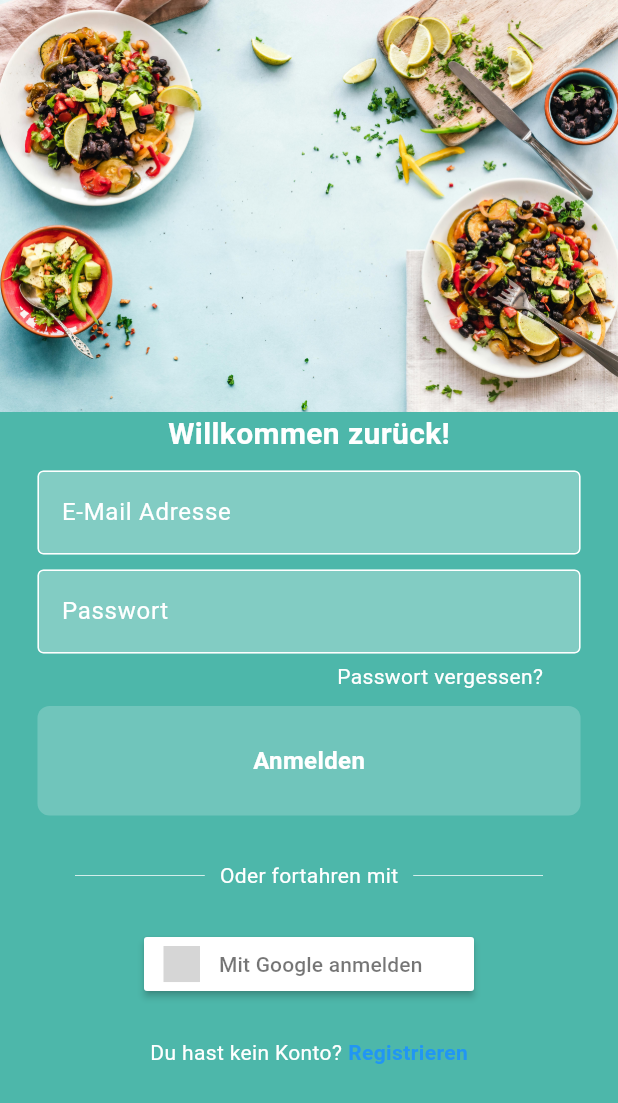
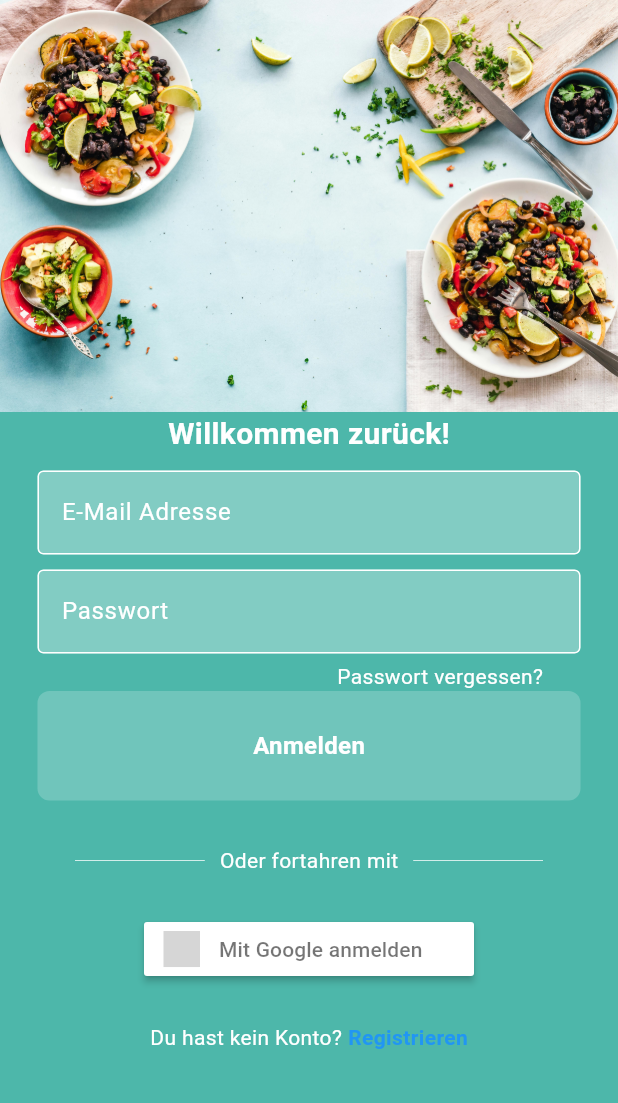
Before and after one commit to rhaeckl/cookbook, a Flutter app: the screen it shows after launch, on a phone screen of 412 x 824 dp. Shown: the top 1103 px of the screen. Run offline on Flutter 3.47's test engine with Material 3 defaults, Android fonts, the phone set to English and light mode, and no system bars; our stand-ins replace firebase_auth, firebase_core, flutter_signin_button; accounts and stored records are empty; generated files the repository leaves out were written again; grey boxes are pictures that could not be loaded.

```diff
--- a/lib/components/button.dart
+++ b/lib/components/button.dart
@@ -8,7 +8,9 @@ class MyButton extends StatelessWidget {
 
   @override
   Widget build(BuildContext context) {
-    return Container(
+    return GestureDetector(
+      onTap: onTap,
+      child: Container(
         padding: const EdgeInsets.all(25),
         decoration: BoxDecoration(
             color: const Color(0xff70c5bb), borderRadius: BorderRadius.circular(8)),
@@ -19,6 +21,7 @@ class MyButton extends StatelessWidget {
                 color: Colors.white, fontWeight: FontWeight.bold, fontSize: 16),
           ),
         ),
+      ),
     );
   }
 }
--- a/lib/main.dart
+++ b/lib/main.dart
@@ -1,8 +1,15 @@
 import 'package:cookbook/models/login_image.dart';
+import 'package:cookbook/screens/auth_screen.dart';
 import 'package:cookbook/screens/login_screen.dart';
 import 'package:flutter/material.dart';
+import 'package:firebase_core/firebase_core.dart';
+import 'package:cookbook/firebase_options.dart';
 
-void main() {
+void main() async {
+  WidgetsFlutterBinding.ensureInitialized();
+  await Firebase.initializeApp(
+    options: DefaultFirebaseOptions.currentPlatform,
+  );
   runApp(const MyApp());
 }
 
@@ -16,8 +23,9 @@ class MyApp extends StatelessWidget {
       theme: ThemeData(primarySwatch: Colors.cyan, useMaterial3: true),
       initialRoute: "/",
       routes: {
-        "/": (context) => LoginScreen(
-            loginImage: LoginImage(imagePath: "assets/images/login_image.jpg")),
+        "/": (context) => AuthScreen()
+        // "/": (context) => LoginScreen(loginImage: LoginImage(imagePath: "assets/images/login_image.jpg"), onTap: () {  },)
+        //     loginImage: LoginImage(imagePath: "assets/images/login_image.jpg")),
         // "/": (context) => const HomeScreen(),
         // "/add_recipe": (context) => const AddRecipeScreen()
       },
--- /dev/null
+++ b/lib/screens/auth_screen.dart
@@ -0,0 +1,29 @@
+import 'package:cookbook/screens/login_screen.dart';
+import 'package:firebase_auth/firebase_auth.dart';
+import 'package:flutter/cupertino.dart';
+import 'package:flutter/material.dart';
+
+import '../models/login_image.dart';
+import 'home_page.dart';
+
+class AuthScreen extends StatelessWidget {
+
+  @override
+  Widget build(BuildContext context) {
+    return Scaffold(
+      body: StreamBuilder<User?>(
+        stream: FirebaseAuth.instance.authStateChanges(),
+        builder: (context, snapshot) {
+          if (snapshot.hasData) {
+            return HomePage();
+          }
+          else {
+            return LoginScreen(loginImage: LoginImage(
+                imagePath: "assets/images/login_image.jpg"), onTap: (){});
+          }
+        },
+      ),
+    );
+  }
+
+}
--- a/lib/screens/login_screen.dart
+++ b/lib/screens/login_screen.dart
@@ -46,7 +46,13 @@ class _LoginScreenState extends State<LoginScreen> {
       Navigator.pop(context);
     } on FirebaseAuthException catch (e) {
       Navigator.pop(context);
-      showErrorMessage(e.code);
+      if (e.code == 'user-not-found') {
+        wrongEmailMessage();
+      }
+      else if (e.code == 'wrong-password') {
+        wrongPasswordMessage();
+      }
+
     }
   }
 
@@ -58,6 +64,7 @@ class _LoginScreenState extends State<LoginScreen> {
           children: [
             Image.asset(widget.loginImage.imagePath),
             SafeArea(
+                child: SingleChildScrollView(
                   child: Padding(
                     padding: const EdgeInsets.symmetric(horizontal: 25.0),
                     child: Center(
@@ -94,8 +101,7 @@ class _LoginScreenState extends State<LoginScreen> {
                               ],
                             ),
                           ),
-                    const SizedBox(height: 10),
-                    MyButton(onTap: () {}, text: 'Anmelden'),
+                          MyButton(onTap: signUserIn, text: 'Anmelden'),
                           const SizedBox(height: 30),
                           const Padding(
                             padding: EdgeInsets.symmetric(horizontal: 25.0),
@@ -133,7 +139,8 @@ class _LoginScreenState extends State<LoginScreen> {
                             children: [
                               const Text(
                                 "Du hast kein Konto?",
-                          style: TextStyle(fontSize: 14, color: Colors.white),
+                                style: TextStyle(fontSize: 14, color: Colors
+                                    .white),
                               ),
                               const SizedBox(width: 4),
                               GestureDetector(
@@ -151,8 +158,21 @@ class _LoginScreenState extends State<LoginScreen> {
                         ],
                       ),
                     ),
+                  ),
                 ))
           ],
         ));
   }
+
+  void wrongEmailMessage() {
+    showDialog(context: context, builder: (context) {
+      return const AlertDialog(title: Text('Incorrect email'));
+    });
   }
+
+  void wrongPasswordMessage() {
+    showDialog(context: context, builder: (context) {
+      return const AlertDialog(title: Text('Incorrect password'));
+    });
+  }
+}
--- a/pubspec.yaml
+++ b/pubspec.yaml
@@ -38,6 +38,7 @@ dependencies:
 
   flutter_signin_button: ^2.0.0
   firebase_auth: ^4.19.1
+  firebase_core: ^2.31.1
 
 dev_dependencies:
   flutter_test:
@@ -48,7 +49,7 @@ dev_dependencies:
   # activated in the `analysis_options.yaml` file located at the root of your
   # package. See that file for information about deactivating specific lint
   # rules and activating additional ones.
-  flutter_lints: ^2.0.0
+  flutter_lints: ^4.0.0
 
 # For information on the generic Dart part of this file, see the
 # following page: https://dart.dev/tools/pub/pubspec
```
Also changed, not shown: lib/screens/home_page.dart (added, +21 -0 lines), 2 other files. Lines whose indentation alone changed are shown as unchanged.
